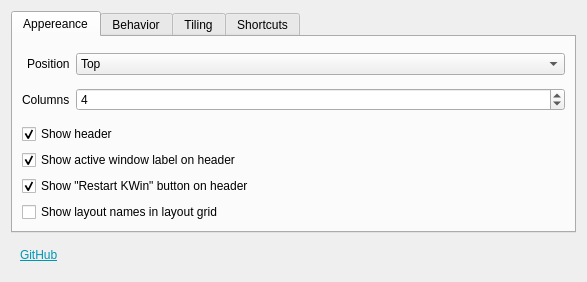
Old version of the form package/contents/ui/config.ui in the repository intrepidor/Exquisite.
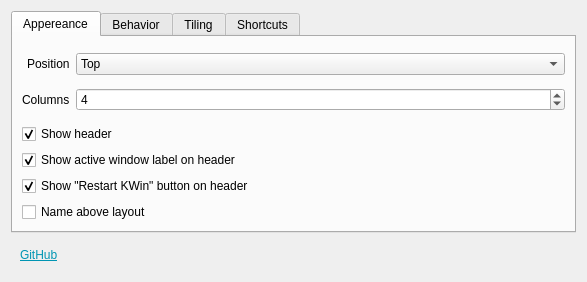
New version of the form. Icons and pictures are not drawn.

Commit message:
Revert string change from 645af73d66b5f640340da57e
kcfg_nameAbove needs to be 'Name above layout' not
 'Show layout names in layout grid'

If we want an option to hide the names entirely, that can be either a
new config setting, or a change to an enum of some sort.

Diff of the .ui file:
```diff
--- a/package/contents/ui/config.ui
+++ b/package/contents/ui/config.ui
@@ -179,7 +179,7 @@
        <item>
         <widget class="QCheckBox" name="kcfg_nameAbove">
          <property name="text">
-          <string>Show layout names in layout grid</string>
+          <string>Name above layout</string>
          </property>
         </widget>
        </item>
```
